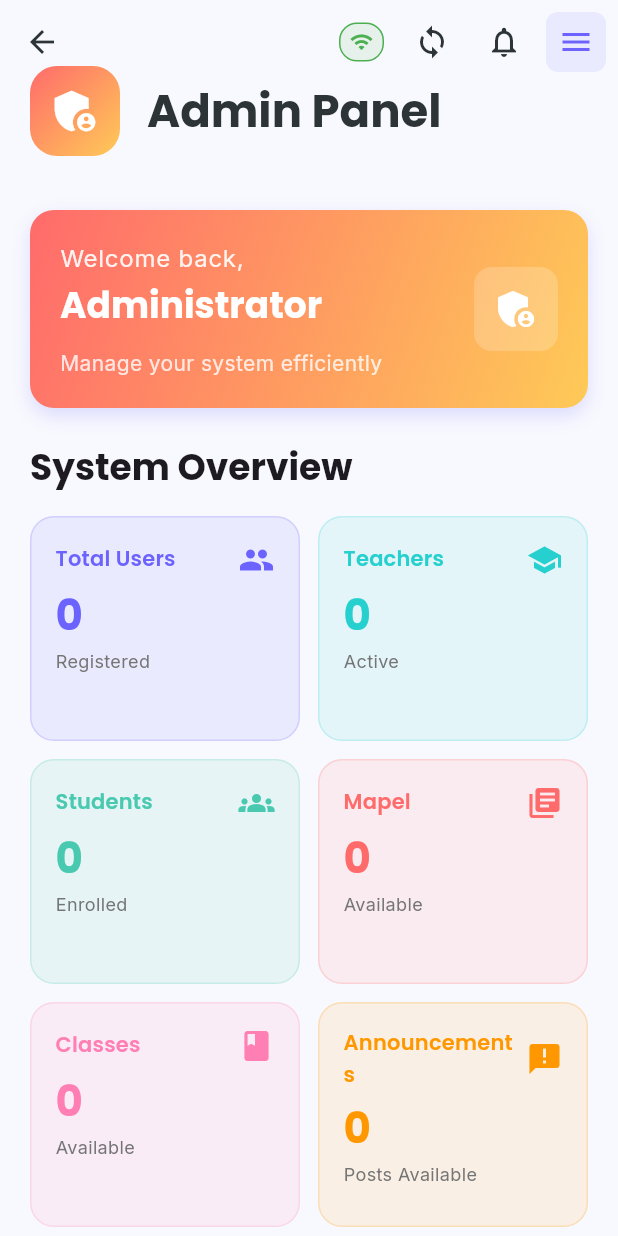
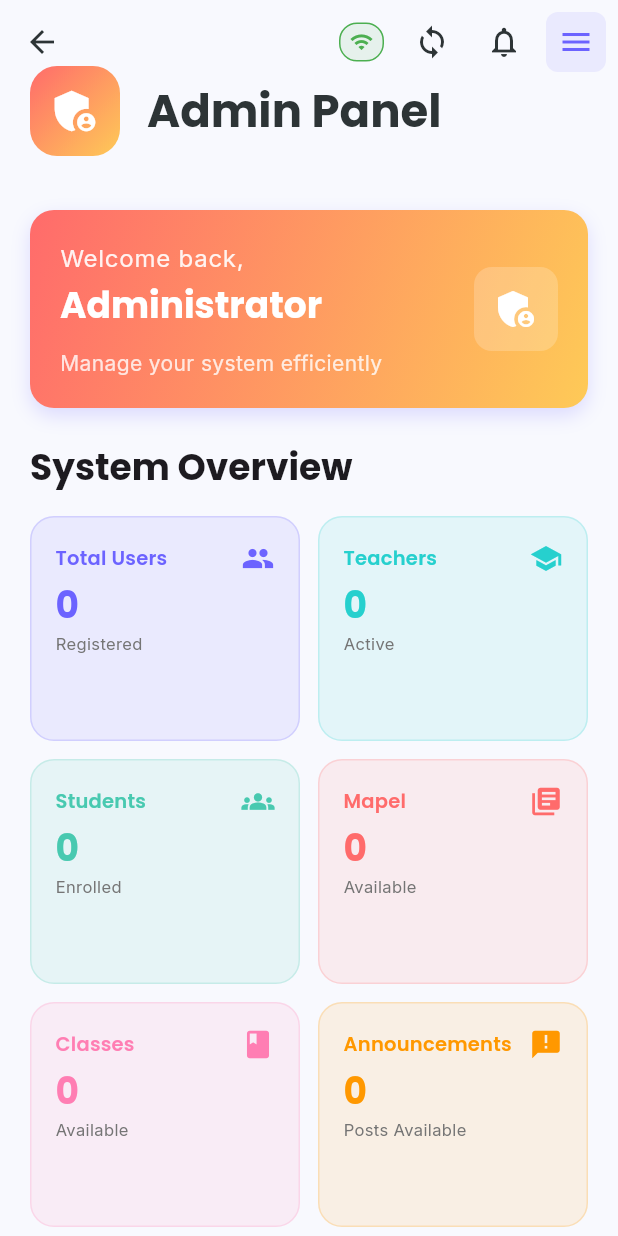
Before and after one commit to DodowCB/belajarbareng_app_mmp, a Flutter app: the AdminScreen screen opened by its route, on a phone screen of 412 x 824 dp. Run offline on Flutter 3.47's test engine with Material 3 defaults, Android fonts, the phone set to English and light mode, and no system bars; our stand-ins replace bloc, cloud_firestore, connectivity_plus, drift, equatable, file_picker and 11 more; missing offline and left inert: excel, tostore; accounts and stored records are empty; generated files the repository leaves out were written again; network calls fail.

Commit message:
tampilan done 1

```diff
--- a/lib/src/features/auth/presentation/admin/admin_screen.dart
+++ b/lib/src/features/auth/presentation/admin/admin_screen.dart
@@ -487,7 +487,6 @@ class _AdminScreenState extends State<AdminScreen> {
           ),
           child: Column(
             crossAxisAlignment: CrossAxisAlignment.start,
-            mainAxisSize: MainAxisSize.min,
             children: [
               Row(
                 mainAxisAlignment: MainAxisAlignment.spaceBetween,
@@ -502,7 +501,7 @@ class _AdminScreenState extends State<AdminScreen> {
                                 ?.copyWith(
                                   color: isOffline ? Colors.grey : color,
                                   fontWeight: FontWeight.w600,
-                                  fontSize: screenWidth >= 1200 ? 16 : 14,
+                                  fontSize: screenWidth >= 1200 ? 15 : 13,
                                 ),
                             maxLines: 2,
                             overflow: TextOverflow.ellipsis,
@@ -513,43 +512,51 @@ class _AdminScreenState extends State<AdminScreen> {
                           const Icon(
                             Icons.offline_bolt,
                             color: Colors.grey,
-                            size: 16,
+                            size: 14,
                           ),
                         ],
                       ],
                     ),
                   ),
-                  const SizedBox(width: 8),
+                  const SizedBox(width: 6),
                   Icon(
                     icon,
                     color: isOffline ? Colors.grey : color,
-                    size: screenWidth >= 1200 ? 28 : 24,
+                    size: screenWidth >= 1200 ? 24 : 22,
                   ),
                 ],
               ),
-              SizedBox(height: screenWidth >= 1200 ? 12 : 8),
+              SizedBox(height: screenWidth >= 1200 ? 10 : 6),
+              Flexible(
+                child: Column(
+                  crossAxisAlignment: CrossAxisAlignment.start,
+                  mainAxisSize: MainAxisSize.min,
+                  children: [
                     Text(
                       value,
                       style: Theme.of(context).textTheme.headlineLarge?.copyWith(
                         fontWeight: FontWeight.bold,
                         color: isOffline ? Colors.grey : color,
-                  fontSize: screenWidth >= 1200 ? 36 : 28,
+                        fontSize: screenWidth >= 1200 ? 32 : 24,
                       ),
                       maxLines: 1,
                       overflow: TextOverflow.ellipsis,
                     ),
-              const SizedBox(height: 4),
+                    const SizedBox(height: 2),
                     Text(
                       subtitle,
                       style: Theme.of(context).textTheme.bodyMedium?.copyWith(
                         color: isOffline
                             ? Colors.orange
                             : (isDark ? Colors.grey[400] : Colors.grey[600]),
-                  fontSize: screenWidth >= 1200 ? 14 : 12,
+                        fontSize: screenWidth >= 1200 ? 13 : 11,
                         fontWeight: isOffline ? FontWeight.w500 : FontWeight.normal,
                       ),
                       maxLines: 1,
                       overflow: TextOverflow.ellipsis,
+                    ),
+                  ],
+                ),
               ),
             ],
           ),
```
Also changed, not shown: lib/src/features/auth/presentation/admin/analytics_screen.dart (+6 -6 lines), lib/src/features/auth/presentation/halamanSiswa/tugas_siswa_screen.dart (+20 -13 lines). Lines whose indentation alone changed are shown as unchanged.
